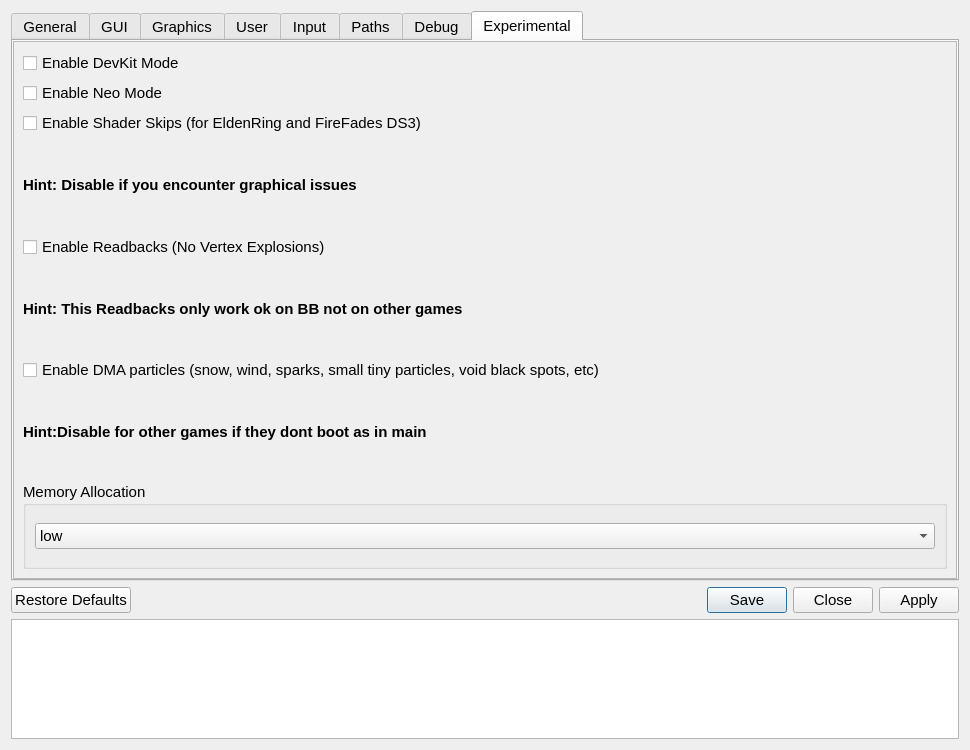
This is src/qt_gui/settings_dialog.ui in diegolix29/shadPS4 as Qt 5 draws it before an edit. The edited form follows.
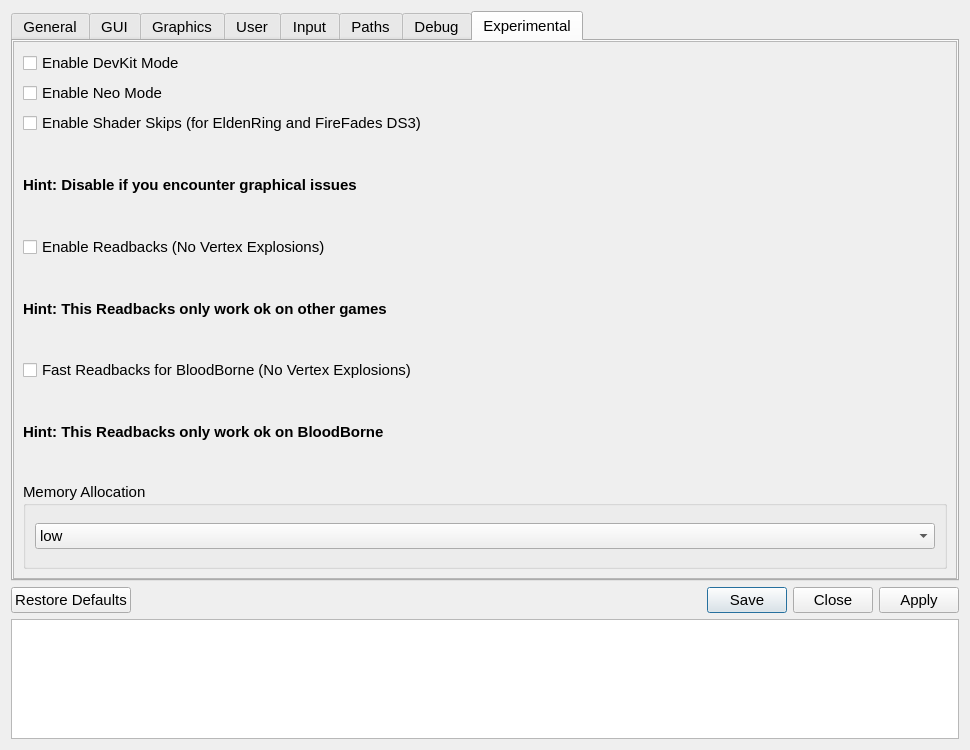
This is the edited form. Icons and pictures are not drawn.

Commit message: added fast readback checkbox

```diff
--- a/src/qt_gui/settings_dialog.ui
+++ b/src/qt_gui/settings_dialog.ui
@@ -2190,7 +2190,7 @@
                 </font>
               </property>
               <property name="text">
-                <string>Hint: This Readbacks only work ok on BB not on other games</string>
+                <string>Hint: This Readbacks only work ok on other games</string>
               </property>
             </widget>
           </item>
@@ -2198,7 +2198,7 @@
           <item>
             <widget class="QCheckBox" name="ParticlesCheckBox">
               <property name="text">
-                <string>Enable DMA particles (snow, wind, sparks, small tiny particles, void black spots, etc)</string>
+						<string>Fast Readbacks for BloodBorne (No Vertex Explosions)</string>
               </property>
             </widget>
           </item>
@@ -2212,7 +2212,7 @@
                 </font>
               </property>
               <property name="text">
-                <string>Hint:Disable for other games if they dont boot as in main</string>
+						<string>Hint: This Readbacks only work ok on BloodBorne</string>
               </property>
             </widget>
           </item>
```
Left out of the diff: 4 changed lines with no effect on the pictures. Lines whose indentation alone changed are shown as unchanged. The commit also changes 13 other files.
